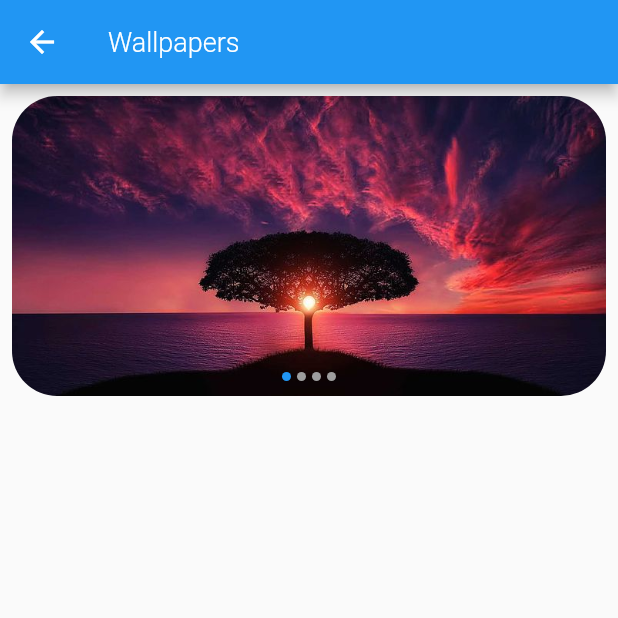
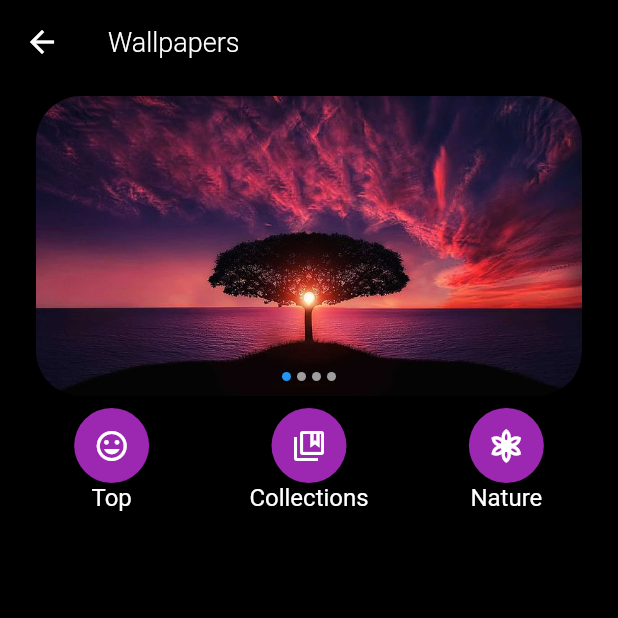
Before and after one commit to M-Manas-s/WallpaperApp, a Flutter app: the ExplorePage screen opened directly, on a phone screen of 412 x 824 dp, the top half of it. Run offline on Flutter 3.47's test engine with Material 2 defaults, Android fonts, the phone set to English and light mode, and no system bars; drawn by our look-alikes of flutter_image_slideshow.

Commit message:
Added Row Under Slider

```diff
--- a/lib/screens/explore.dart
+++ b/lib/screens/explore.dart
@@ -1,5 +1,6 @@
 import 'package:flutter/material.dart';
 import 'package:flutter_image_slideshow/flutter_image_slideshow.dart';
+import 'package:wallpaperapp/widgets/circulariconbutton.dart';
 
 class ExplorePage extends StatefulWidget {
   static String id = 'Explore_Page';
@@ -13,29 +14,57 @@ class _ExplorePageState extends State<ExplorePage> {
   @override
   Widget build(BuildContext context) {
     return Scaffold(
+      backgroundColor: Colors.black,
       appBar: AppBar(
+        backgroundColor: Colors.black,
         title: Text('Wallpapers'),
         titleTextStyle: TextStyle(
             fontSize: 18.0, color: Colors.white, fontWeight: FontWeight.w300),
       ),
-      body: Column(
+      body: Padding(
+        padding: const EdgeInsets.symmetric(horizontal: 8.0, vertical: 8.0),
+        child: Column(
           children: [
             Padding(
-            padding: const EdgeInsets.symmetric(horizontal: 8.0,vertical: 8.0),
+              padding: const EdgeInsets.symmetric(horizontal: 16.0),
               child: ClipRRect(
                 borderRadius: BorderRadius.circular(30.0),
                 child: ImageSlideshow(
                   children: [
-                  Image.asset('images/img1.jpg',fit: BoxFit.cover,),
-                  Image.asset('images/img2.jpg',fit: BoxFit.cover,),
-                  Image.asset('images/img3.jpg',fit: BoxFit.cover,),
-                  Image.asset('images/img4.jpg',fit: BoxFit.cover,),
+                    Image.asset(
+                      'images/img1.jpg',
+                      fit: BoxFit.cover,
+                    ),
+                    Image.asset(
+                      'images/img2.jpg',
+                      fit: BoxFit.cover,
+                    ),
+                    Image.asset(
+                      'images/img3.jpg',
+                      fit: BoxFit.cover,
+                    ),
+                    Image.asset(
+                      'images/img4.jpg',
+                      fit: BoxFit.cover,
+                    ),
                   ],
                   isLoop: true,
                 ),
               ),
+            ),
+            Padding(
+              padding: const EdgeInsets.all(8.0),
+              child: Row(
+                mainAxisAlignment: MainAxisAlignment.spaceAround,
+                children: [
+                  CircularIconButton(onpressed: (){},iconname: 'Top',icon: Icons.mood,),
+                  CircularIconButton(onpressed: (){},iconname: 'Collections',icon: Icons.collections_bookmark_outlined,),
+                  CircularIconButton(onpressed: (){},iconname: 'Nature',icon: Icons.filter_vintage_outlined,),
+                ]
+              ),
             )
           ],
+        ),
       ),
     );
   }
```
Lines whose indentation alone changed are shown as unchanged.
